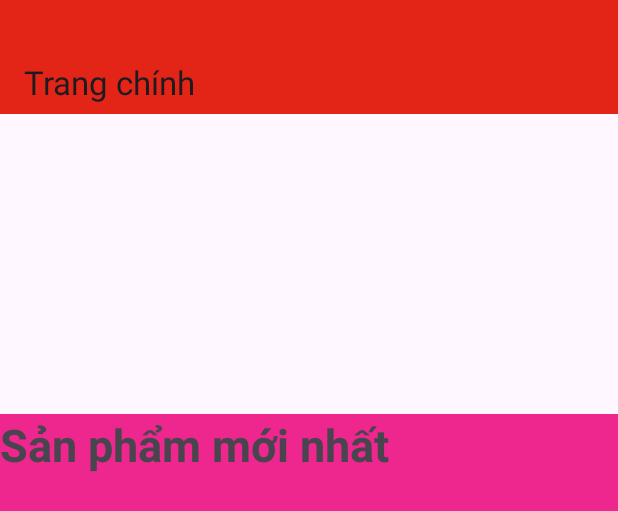
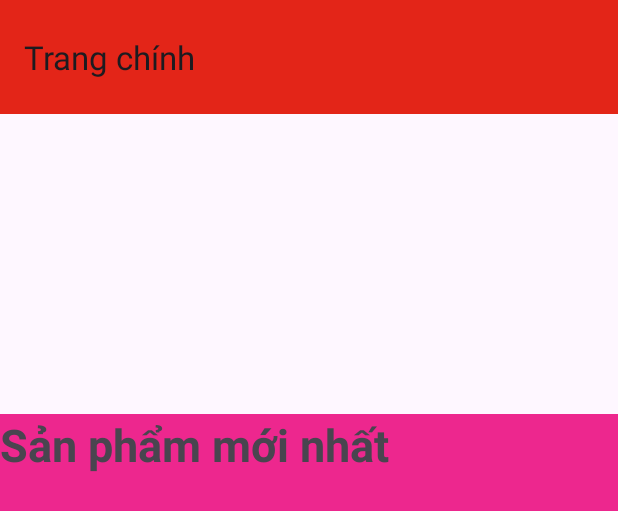
Before and after one commit to DuyVu550/PhoneSellApp, an Android app: the layout activity_main.xml on its own in the app's theme, with its tools: preview values and no code run, on a phone screen of 412 x 824 dp. Shown: the top 511 px of the screen. Run offline under Robolectric (Android 15) with nearby library versions, the phone set to English and light mode, and no system bars.

Commit message:
update code

```diff
--- a/app/src/main/res/layout/activity_main.xml
+++ b/app/src/main/res/layout/activity_main.xml
@@ -23,7 +23,7 @@
                 android:layout_height="76dp"
                 android:background="@color/red"
                 app:title="Trang chính"
-                app:titleMarginTop="40dp"></androidx.appcompat.widget.Toolbar>
+                app:titleMarginTop="0dp"></androidx.appcompat.widget.Toolbar>
             <ViewFlipper
                 android:id="@+id/viewFlipper"
                 android:layout_width="match_parent"
```
